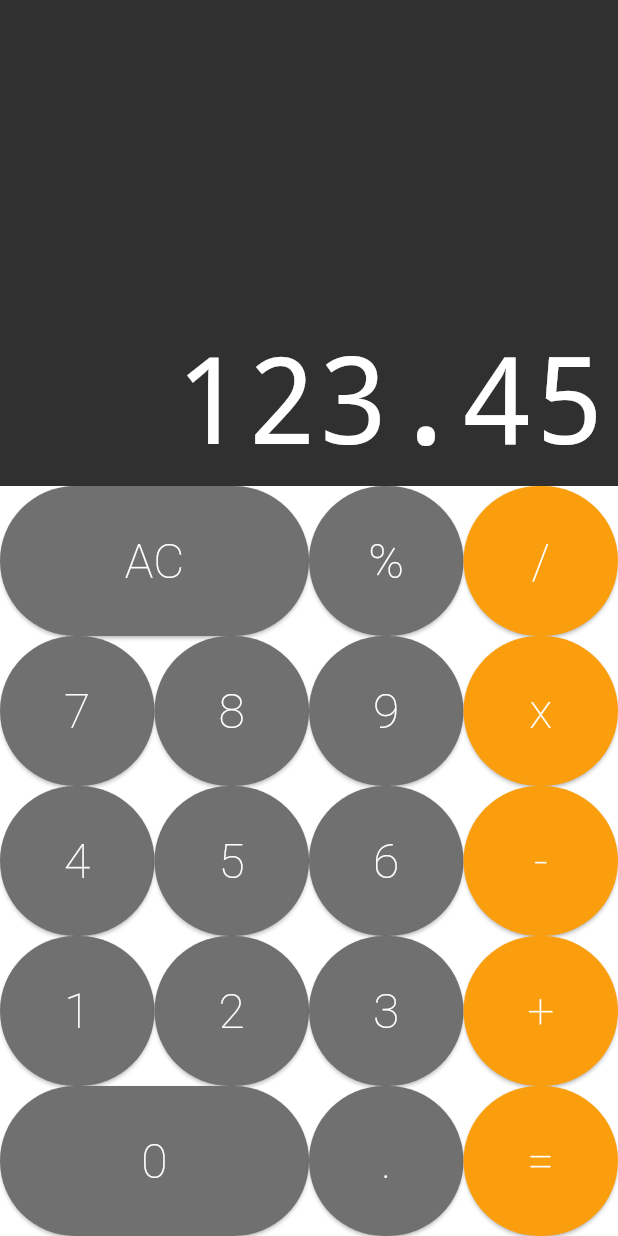
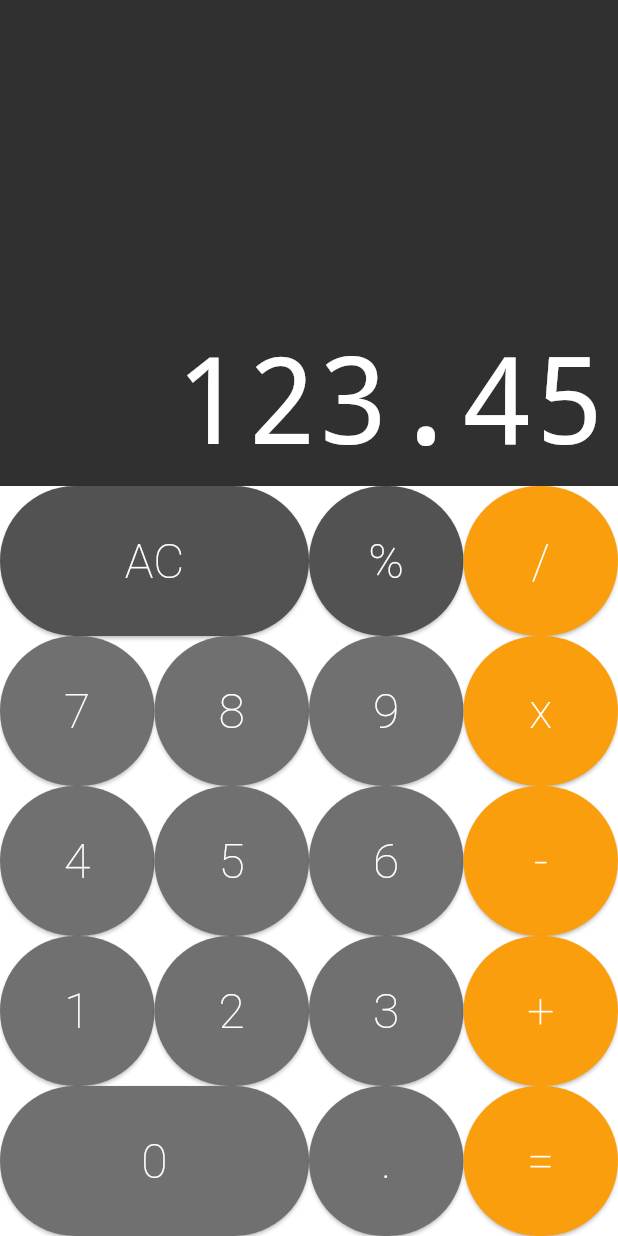
Before and after one commit to abraaobb/calculator_app, a Flutter app: the screen it shows after launch, on a phone screen of 412 x 824 dp. Run offline on Flutter 3.47's test engine with Material 3 defaults, Android fonts, the phone set to English and light mode, and no system bars; drawn by our look-alikes of auto_size_text.

Commit message:
10 - Ajust color buttons

```diff
--- a/lib/components/keyboard.dart
+++ b/lib/components/keyboard.dart
@@ -16,10 +16,12 @@ class Keyboard extends StatelessWidget {
           ButtonRow([
             Button.big(
               text: 'AC',
+              color: Button.DARK,
               cb: cb,
             ),
             Button(
               text: '%',
+              color: Button.DARK,
               cb: cb,
             ),
             Button.operation(
```
